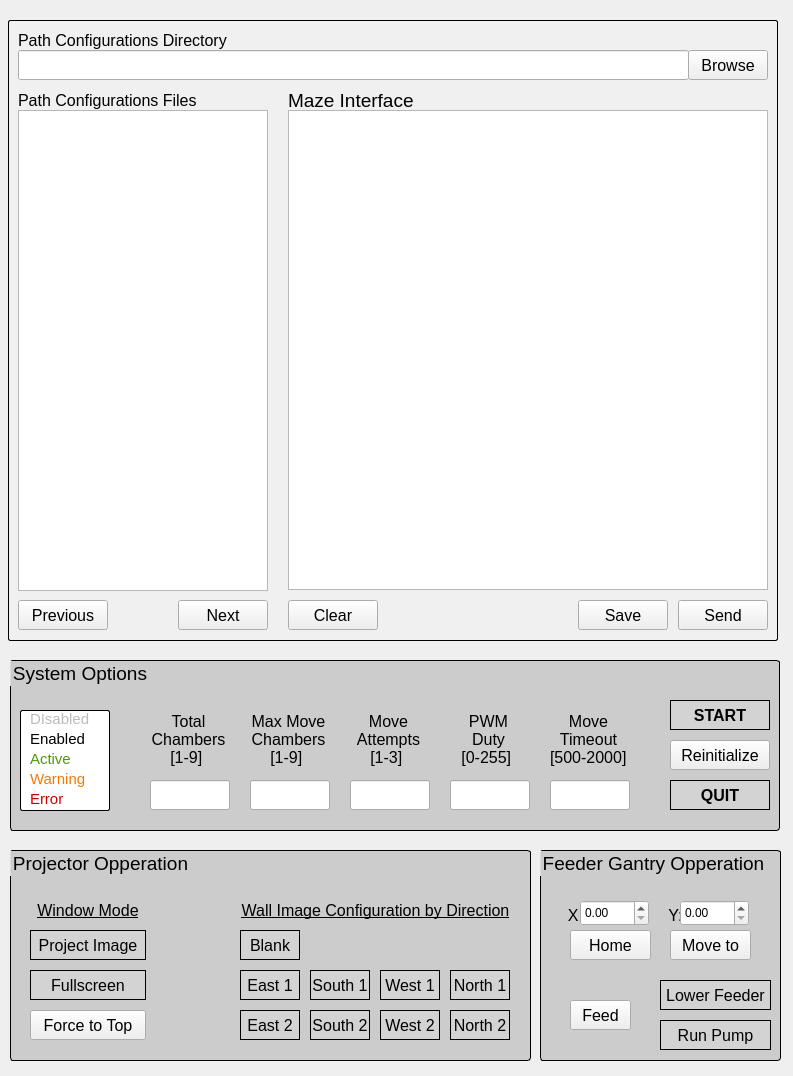
The window that src/omniroute_operation/src/three_by_three_interface/interface.ui (NC4Lab/omniroute_ubuntu_ws) describes before a commit, drawn with Qt 5.
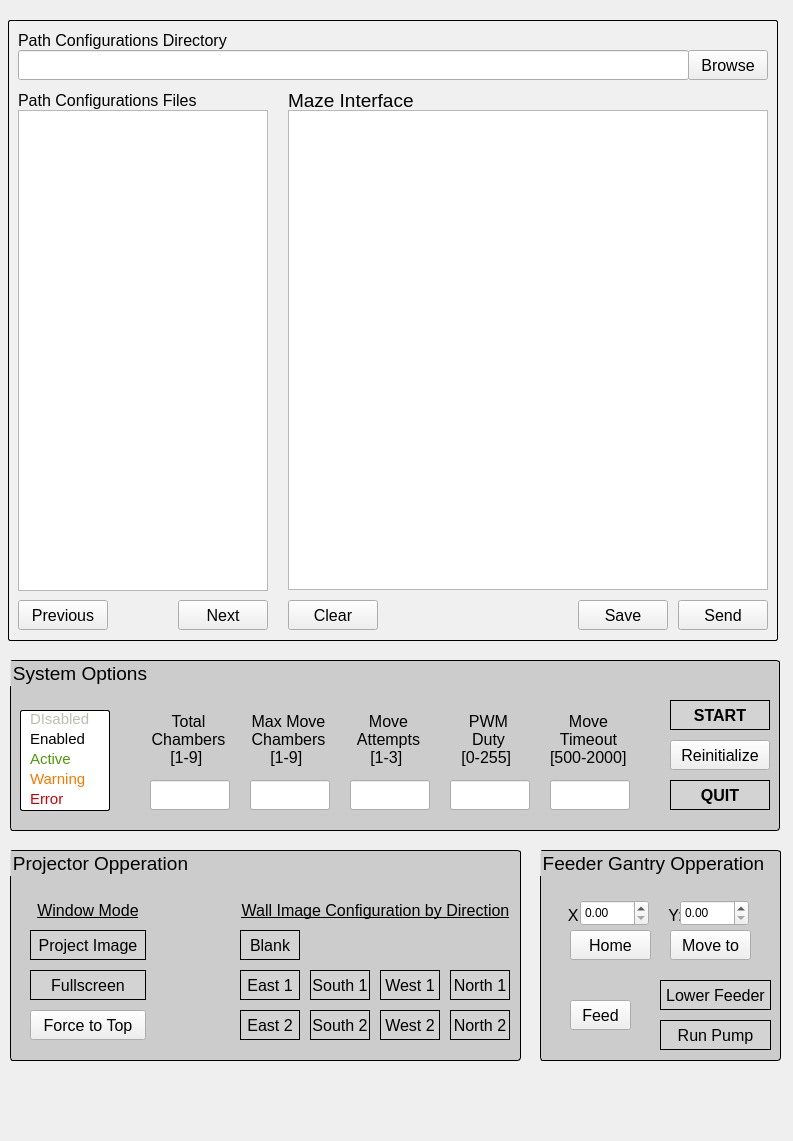
The same window after the commit.

```diff
--- a/src/omniroute_operation/src/three_by_three_interface/interface.ui
+++ b/src/omniroute_operation/src/three_by_three_interface/interface.ui
@@ -10,7 +10,7 @@
     <x>0</x>
     <y>0</y>
     <width>793</width>
-    <height>1076</height>
+    <height>1141</height>
    </rect>
   </property>
   <property name="windowTitle">
@@ -741,7 +741,7 @@
     <rect>
      <x>10</x>
      <y>850</y>
-     <width>521</width>
+     <width>511</width>
      <height>211</height>
     </rect>
    </property>
```
